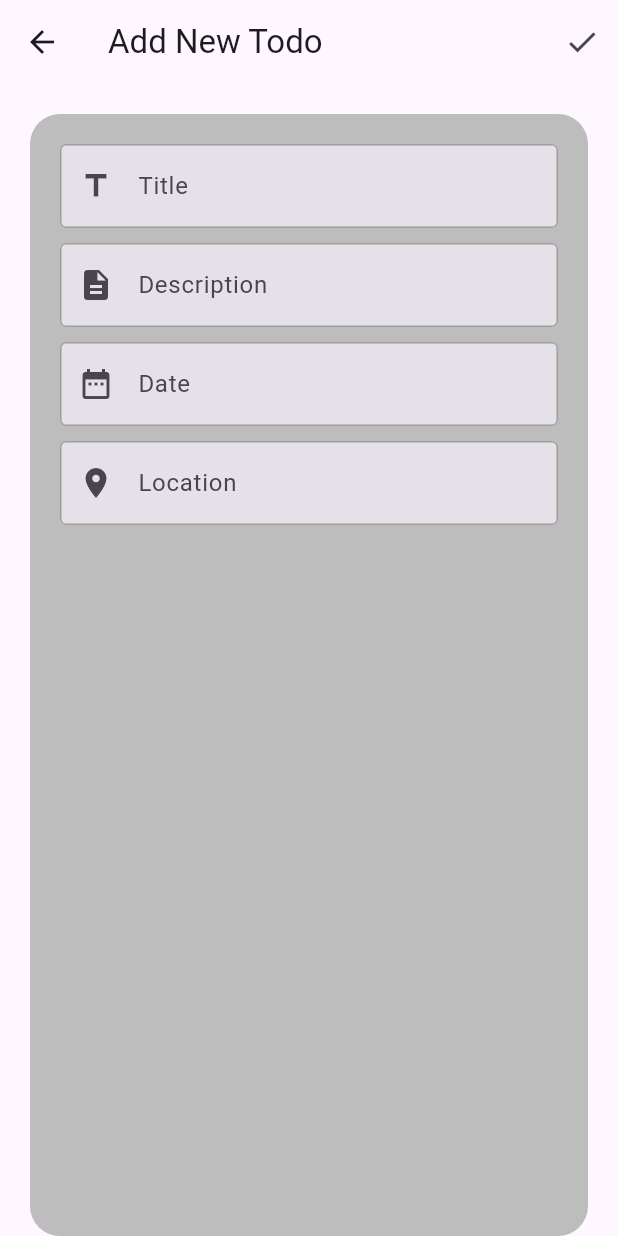
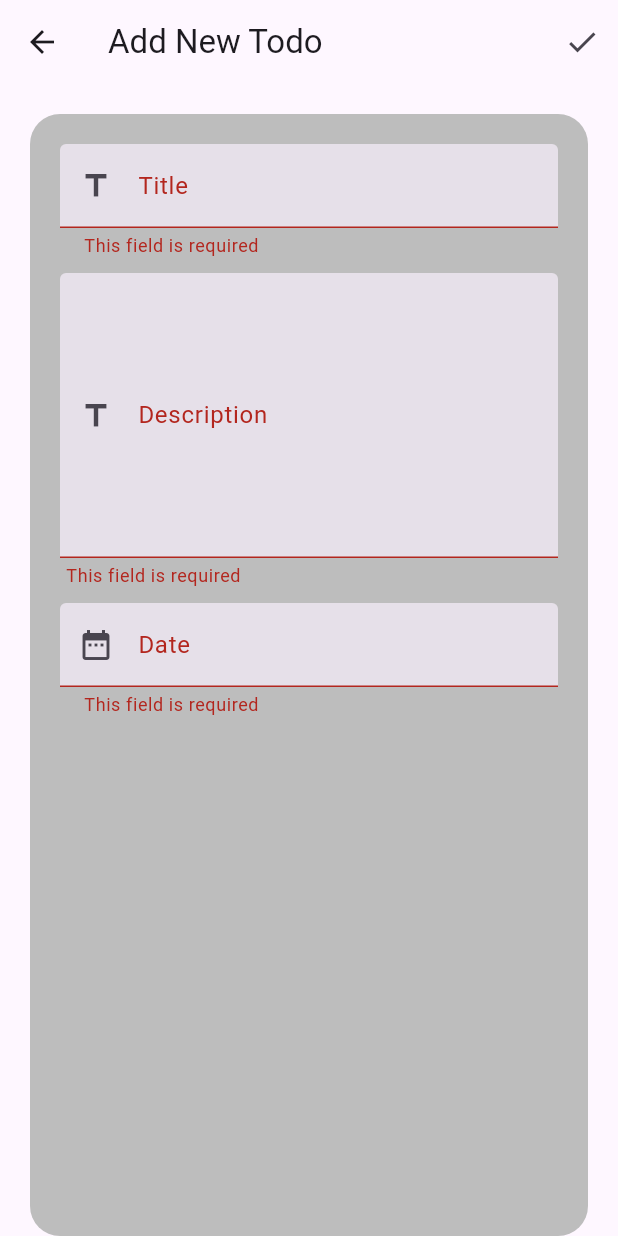
Before and after one commit to aritsulynn/localist, a Flutter app: the AddNewTodo screen opened directly, after a tap on the "check" icon, on a phone screen of 412 x 824 dp. Run offline on Flutter 3.47's test engine with Material 3 defaults, Android fonts, the phone set to English and light mode, and no system bars; our stand-ins replace cloud_firestore, firebase_auth, firebase_core, firebase_database; accounts and stored records are empty.

```diff
--- a/lib/model/todo.dart
+++ b/lib/model/todo.dart
@@ -1,5 +1,6 @@
 import 'package:firebase_auth/firebase_auth.dart';
 import 'package:cloud_firestore/cloud_firestore.dart';
+import 'package:localist/screen/add_new_todo.dart';
 
 class Todo {
   final db = FirebaseFirestore.instance;
@@ -7,8 +8,8 @@ class Todo {
   Future<void> addTodo({
     required String title,
     required String description,
-    required DateTime date,
-    required String location,
+    required Timestamp date,
+    // required GeoPoint location,
   }) async {
     await db
         .collection('users')
@@ -19,7 +20,7 @@ class Todo {
           'description': description,
           'isDone': false,
           'date': date,
-          'location': location,
+          // 'location': location,
         })
         .then((value) => print("Todo Added"))
         .catchError((error) => print("Failed to add todo: $error"));
@@ -50,6 +51,19 @@ class Todo {
         .catchError((error) => print("Failed to update todo: $error"));
   }
 
+  Future<void> deleteTodo({
+    required String docId,
+  }) async {
+    await db
+        .collection('users')
+        .doc(FirebaseAuth.instance.currentUser!.uid)
+        .collection('todos')
+        .doc(docId)
+        .delete()
+        .then((value) => print("Todo Deleted"))
+        .catchError((error) => print("Failed to delete todo: $error"));
+  }
+
   // Future<String> getTodoTitle(String docId) async {
   //   String title = '';
   //   await db
--- a/lib/screen/add_new_todo.dart
+++ b/lib/screen/add_new_todo.dart
@@ -23,6 +23,8 @@ class _AddNewTodoState extends State<AddNewTodo> {
 
   bool isButtonEnabled = false;
 
+  final GlobalKey<FormState> _formKey = GlobalKey<FormState>();
+
   Future<void> add_new_todo() async {
     // try {
     //   await db.collection('users').doc(user?.uid).collection('todos').add({
@@ -35,10 +37,12 @@ class _AddNewTodoState extends State<AddNewTodo> {
     // }
     try {
       await Todo().addTodo(
-          title: titleController.text,
-          description: descriptionController.text,
-          date: DateTime.parse(dateController.text),
-          location: locationController.text);
+        title: titleController.text,
+        description: descriptionController.text,
+        date: Timestamp.fromDate(DateTime.parse(dateController.text)),
+      );
+      // date: DateTime.parse(dateController.text),
+      // location: locationController.text);
     } catch (e) {
       errorMessage = e.toString();
     }
@@ -120,10 +124,12 @@ class _AddNewTodoState extends State<AddNewTodo> {
 
   Widget _formTest(BuildContext context) {
     return Form(
+      key: _formKey,
       child: Column(
         children: [
           TextFormField(
-            decoration: InputDecoration(
+            controller: titleController,
+            decoration: const InputDecoration(
               labelText: 'Title',
               filled: true,
               prefixIcon: Icon(Icons.title),
@@ -134,22 +140,19 @@ class _AddNewTodoState extends State<AddNewTodo> {
                 borderSide: BorderSide(color: Colors.black),
               ),
             ),
-            controller: titleController,
-            validator: (value) {
-              if (value!.isEmpty) {
-                return 'This field is required';
-              }
-              return null;
-            },
+            validator: (value) =>
+                value!.isEmpty ? 'This field is required' : null,
           ),
           SizedBox(
             height: 10,
           ),
           TextFormField(
-            decoration: InputDecoration(
+            controller: descriptionController,
+            decoration: const InputDecoration(
+              contentPadding: EdgeInsets.fromLTRB(0, 0, 0, 150),
               labelText: 'Description',
               filled: true,
-              prefixIcon: Icon(Icons.description),
+              prefixIcon: Icon(Icons.title),
               enabledBorder: OutlineInputBorder(
                 borderSide: BorderSide(color: Colors.grey),
               ),
@@ -157,19 +160,15 @@ class _AddNewTodoState extends State<AddNewTodo> {
                 borderSide: BorderSide(color: Colors.black),
               ),
             ),
-            controller: descriptionController,
-            validator: (value) {
-              if (value!.isEmpty) {
-                return 'This field is required';
-              }
-              return null;
-            },
+            validator: (value) =>
+                value!.isEmpty ? 'This field is required' : null,
           ),
           SizedBox(
             height: 10,
           ),
           TextFormField(
-            decoration: InputDecoration(
+            controller: dateController,
+            decoration: const InputDecoration(
               labelText: 'Date',
               filled: true,
               prefixIcon: Icon(Icons.date_range),
@@ -180,40 +179,12 @@ class _AddNewTodoState extends State<AddNewTodo> {
                 borderSide: BorderSide(color: Colors.black),
               ),
             ),
-            controller: dateController,
             readOnly: true,
             onTap: () {
               pick_date();
             },
-            validator: (value) {
-              if (value!.isEmpty) {
-                return 'This field is required';
-              }
-              return null;
-            },
-          ),
-          SizedBox(
-            height: 10,
-          ),
-          TextFormField(
-            decoration: InputDecoration(
-              labelText: 'Location',
-              filled: true,
-              prefixIcon: Icon(Icons.location_on),
-              enabledBorder: OutlineInputBorder(
-                borderSide: BorderSide(color: Colors.grey),
-              ),
-              focusedBorder: OutlineInputBorder(
-                borderSide: BorderSide(color: Colors.black),
-              ),
-            ),
-            controller: locationController,
-            validator: (value) {
-              if (value!.isEmpty) {
-                return 'This field is required';
-              }
-              return null;
-            },
+            validator: (value) =>
+                value!.isEmpty ? 'This field is required' : null,
           ),
         ],
       ),
@@ -228,11 +199,11 @@ class _AddNewTodoState extends State<AddNewTodo> {
         actions: [
           IconButton(
             onPressed: () {
-              if (isButtonEnabled) {
+              if (_formKey.currentState!.validate()) {
                 add_new_todo();
                 Navigator.pop(context);
               } else {
-                null;
+                print('Button is disabled');
               }
             },
             icon: const Icon(Icons.check),
```
Also changed, not shown: lib/screen/home.dart (+13 -3 lines).
